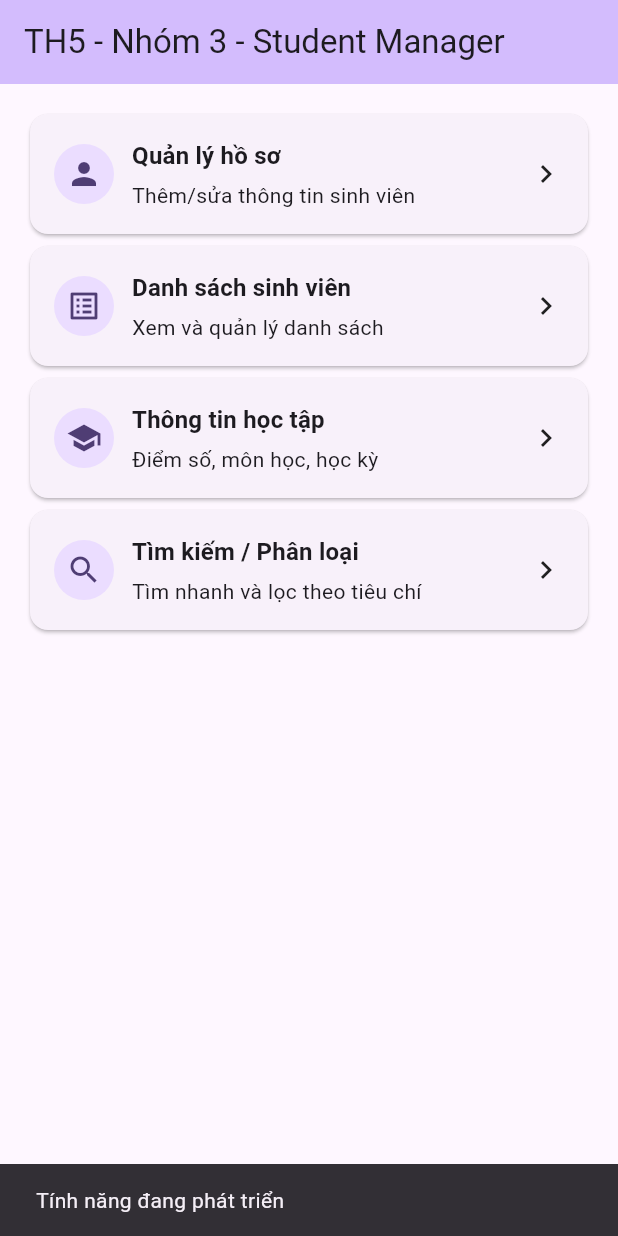
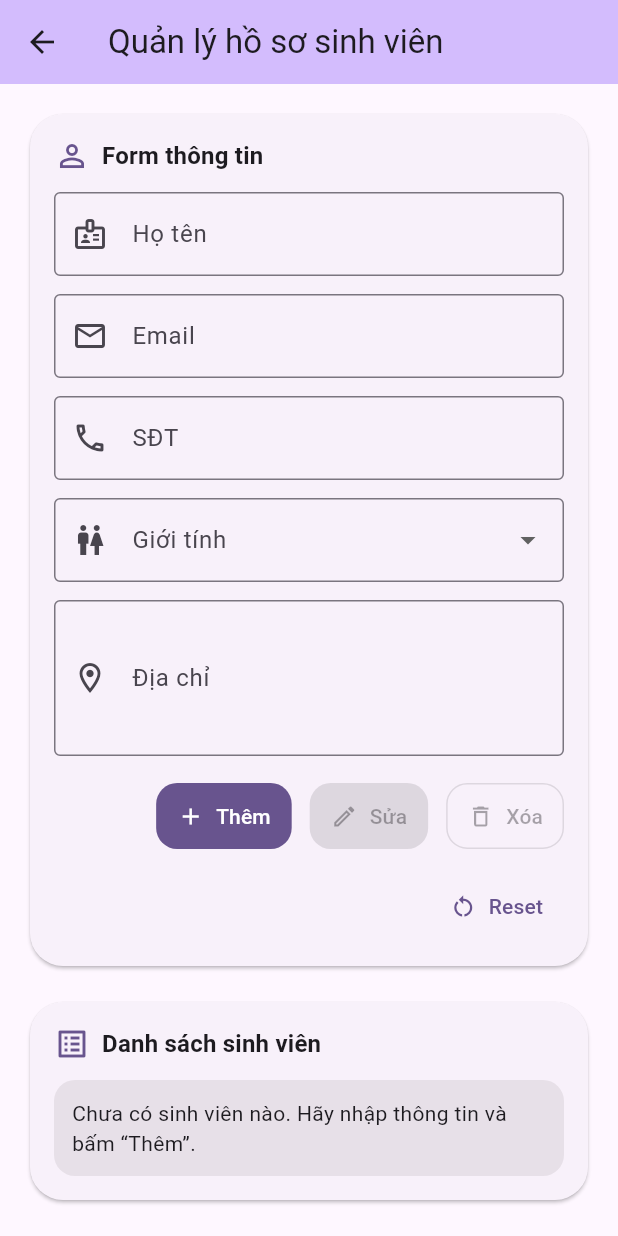
Before and after one commit to MiyazakiLOL/StudentManagement, a Flutter app: the screen it shows after launch, after a tap on "Quản lý hồ sơ", on a phone screen of 412 x 824 dp. Run offline on Flutter 3.47's test engine with Material 3 defaults, Android fonts, the phone set to English and light mode, and no system bars.

Commit message:
man quản lý sinh viên

```diff
--- a/lib/screens/home_page.dart
+++ b/lib/screens/home_page.dart
@@ -1,6 +1,7 @@
 import 'package:flutter/material.dart';
 
 import 'student_list_page.dart';
+import 'student_profile_page.dart';
 
 class HomePage extends StatelessWidget {
   const HomePage({super.key});
@@ -28,13 +29,19 @@ class HomePage extends StatelessWidget {
         children: [
           _FeatureCard(
             title: 'Quản lý hồ sơ',
-            subtitle: 'Thêm/sửa thông tin sinh viên',
+            subtitle: 'Thêm/sửa/xóa hồ sơ sinh viên',
             icon: Icons.person,
-            onTap: () => _showComingSoon(context),
+            onTap: () {
+              Navigator.of(context).push(
+                MaterialPageRoute(
+                  builder: (_) => const StudentProfileManagementPage(),
+                ),
+              );
+            },
           ),
           _FeatureCard(
             title: 'Danh sách sinh viên',
-            subtitle: 'Xem và quản lý danh sách',
+            subtitle: 'Xem danh sách từ API',
             icon: Icons.list_alt,
             onTap: () {
               Navigator.of(context).push(
@@ -77,6 +84,7 @@ class _FeatureCard extends StatelessWidget {
   Widget build(BuildContext context) {
     return Card(
       clipBehavior: Clip.antiAlias,
+      shape: RoundedRectangleBorder(borderRadius: BorderRadius.circular(18)),
       child: InkWell(
         onTap: onTap,
         child: Padding(
--- /dev/null
+++ b/lib/screens/student_profile_page.dart
@@ -0,0 +1,547 @@
+import 'package:flutter/material.dart';
+
+class StudentProfileManagementPage extends StatefulWidget {
+  const StudentProfileManagementPage({super.key});
+
+  @override
+  State<StudentProfileManagementPage> createState() =>
+      _StudentProfileManagementPageState();
+}
+
+class _StudentProfileManagementPageState
+    extends State<StudentProfileManagementPage> {
+  final _formKey = GlobalKey<FormState>();
+  final _scrollController = ScrollController();
+
+  final _fullNameController = TextEditingController();
+  final _emailController = TextEditingController();
+  final _phoneController = TextEditingController();
+  final _addressController = TextEditingController();
+
+  String? _gender;
+  final List<_StudentProfile> _profiles = <_StudentProfile>[];
+  String? _selectedId;
+
+  bool get _hasSelection => _selectedId != null;
+
+  @override
+  void dispose() {
+    _scrollController.dispose();
+    _fullNameController.dispose();
+    _emailController.dispose();
+    _phoneController.dispose();
+    _addressController.dispose();
+    super.dispose();
+  }
+
+  void _showSuccess(String message) {
+    ScaffoldMessenger.of(context).hideCurrentSnackBar();
+    ScaffoldMessenger.of(context).showSnackBar(
+      SnackBar(content: Text(message), behavior: SnackBarBehavior.floating),
+    );
+  }
+
+  void _resetForm() {
+    FocusScope.of(context).unfocus();
+    _formKey.currentState?.reset();
+    setState(() {
+      _selectedId = null;
+      _gender = null;
+      _fullNameController.clear();
+      _emailController.clear();
+      _phoneController.clear();
+      _addressController.clear();
+    });
+  }
+
+  void _loadProfileToForm(_StudentProfile profile) {
+    FocusScope.of(context).unfocus();
+    setState(() {
+      _selectedId = profile.id;
+      _gender = profile.gender.trim().isEmpty ? null : profile.gender;
+      _fullNameController.text = profile.fullName;
+      _emailController.text = profile.email;
+      _phoneController.text = profile.phone;
+      _addressController.text = profile.address;
+    });
+    _scrollController.animateTo(
+      0,
+      duration: const Duration(milliseconds: 220),
+      curve: Curves.easeOutCubic,
+    );
+  }
+
+  void _addProfile() {
+    final isValid = _formKey.currentState?.validate() ?? false;
+    if (!isValid) return;
+
+    final profile = _StudentProfile(
+      id: DateTime.now().microsecondsSinceEpoch.toString(),
+      fullName: _fullNameController.text.trim(),
+      email: _emailController.text.trim(),
+      phone: _phoneController.text.trim(),
+      gender: (_gender ?? '').trim(),
+      address: _addressController.text.trim(),
+    );
+
+    setState(() {
+      _profiles.insert(0, profile);
+    });
+
+    _showSuccess('Đã thêm sinh viên');
+    _resetForm();
+  }
+
+  void _updateProfile() {
+    if (_selectedId == null) return;
+    final isValid = _formKey.currentState?.validate() ?? false;
+    if (!isValid) return;
+
+    final index = _profiles.indexWhere((p) => p.id == _selectedId);
+    if (index < 0) return;
+
+    final updated = _profiles[index].copyWith(
+      fullName: _fullNameController.text.trim(),
+      email: _emailController.text.trim(),
+      phone: _phoneController.text.trim(),
+      gender: (_gender ?? '').trim(),
+      address: _addressController.text.trim(),
+    );
+
+    setState(() {
+      _profiles[index] = updated;
+    });
+
+    _showSuccess('Đã cập nhật sinh viên');
+    _resetForm();
+  }
+
+  Future<void> _confirmAndDelete() async {
+    if (_selectedId == null) return;
+    final index = _profiles.indexWhere((p) => p.id == _selectedId);
+    if (index < 0) return;
+
+    final name = _profiles[index].fullName.trim();
+    final ok = await showDialog<bool>(
+      context: context,
+      builder: (context) {
+        return AlertDialog(
+          icon: const Icon(Icons.warning_amber_rounded),
+          title: const Text('Xác nhận xóa'),
+          content: Text(
+            name.isEmpty
+                ? 'Bạn có chắc muốn xóa sinh viên này?'
+                : 'Bạn có chắc muốn xóa “$name”?',
+          ),
+          actions: [
+            TextButton(
+              onPressed: () => Navigator.of(context).pop(false),
+              child: const Text('Hủy'),
+            ),
+            FilledButton(
+              onPressed: () => Navigator.of(context).pop(true),
+              style: FilledButton.styleFrom(
+                backgroundColor: Theme.of(context).colorScheme.error,
+                foregroundColor: Theme.of(context).colorScheme.onError,
+              ),
+              child: const Text('Xóa'),
+            ),
+          ],
+        );
+      },
+    );
+
+    if (ok != true) return;
+
+    setState(() {
+      _profiles.removeAt(index);
+    });
+    _showSuccess('Đã xóa sinh viên');
+    _resetForm();
+  }
+
+  ButtonStyle _buttonStyle(BuildContext context) {
+    return FilledButton.styleFrom(
+      shape: RoundedRectangleBorder(borderRadius: BorderRadius.circular(14)),
+      padding: const EdgeInsets.symmetric(horizontal: 14, vertical: 12),
+      animationDuration: const Duration(milliseconds: 140),
+    );
+  }
+
+  @override
+  Widget build(BuildContext context) {
+    final colorScheme = Theme.of(context).colorScheme;
+    final radius = BorderRadius.circular(22);
+
+    return Scaffold(
+      appBar: AppBar(
+        title: const Text('Quản lý hồ sơ sinh viên'),
+        backgroundColor: colorScheme.inversePrimary,
+      ),
+      body: SafeArea(
+        child: SingleChildScrollView(
+          controller: _scrollController,
+          padding: const EdgeInsets.all(16),
+          child: Column(
+            crossAxisAlignment: CrossAxisAlignment.stretch,
+            children: [
+              Card(
+                shape: RoundedRectangleBorder(borderRadius: radius),
+                clipBehavior: Clip.antiAlias,
+                child: Padding(
+                  padding: const EdgeInsets.all(16),
+                  child: Form(
+                    key: _formKey,
+                    child: Column(
+                      crossAxisAlignment: CrossAxisAlignment.stretch,
+                      children: [
+                        Row(
+                          children: [
+                            Icon(
+                              Icons.person_outline,
+                              color: colorScheme.primary,
+                            ),
+                            const SizedBox(width: 8),
+                            Text(
+                              'Form thông tin',
+                              style: Theme.of(context).textTheme.titleMedium
+                                  ?.copyWith(fontWeight: FontWeight.w700),
+                            ),
+                            const Spacer(),
+                            if (_hasSelection)
+                              Container(
+                                padding: const EdgeInsets.symmetric(
+                                  horizontal: 10,
+                                  vertical: 6,
+                                ),
+                                decoration: BoxDecoration(
+                                  color: colorScheme.primaryContainer,
+                                  borderRadius: BorderRadius.circular(999),
+                                ),
+                                child: Text(
+                                  'Đang chọn',
+                                  style: TextStyle(
+                                    color: colorScheme.onPrimaryContainer,
+                                    fontWeight: FontWeight.w700,
+                                  ),
+                                ),
+                              ),
+                          ],
+                        ),
+                        const SizedBox(height: 12),
+                        TextFormField(
+                          controller: _fullNameController,
+                          textInputAction: TextInputAction.next,
+                          decoration: const InputDecoration(
+                            labelText: 'Họ tên',
+                            prefixIcon: Icon(Icons.badge_outlined),
+                            border: OutlineInputBorder(),
+                          ),
+                          validator: (value) {
+                            final text = value?.trim() ?? '';
+                            if (text.isEmpty) return 'Vui lòng nhập họ tên';
+                            return null;
+                          },
+                        ),
+                        const SizedBox(height: 12),
+                        TextFormField(
+                          controller: _emailController,
+                          keyboardType: TextInputType.emailAddress,
+                          textInputAction: TextInputAction.next,
+                          decoration: const InputDecoration(
+                            labelText: 'Email',
+                            prefixIcon: Icon(Icons.email_outlined),
+                            border: OutlineInputBorder(),
+                          ),
+                          validator: (value) {
+                            final text = value?.trim() ?? '';
+                            if (text.isEmpty) return 'Vui lòng nhập email';
+                            final ok = RegExp(
+                              r'^[^@\s]+@[^@\s]+\.[^@\s]+$',
+                            ).hasMatch(text);
+                            if (!ok) return 'Email không hợp lệ';
+                            return null;
+                          },
+                        ),
+                        const SizedBox(height: 12),
+                        TextFormField(
+                          controller: _phoneController,
+                          keyboardType: TextInputType.phone,
+                          textInputAction: TextInputAction.next,
+                          decoration: const InputDecoration(
+                            labelText: 'SĐT',
+                            prefixIcon: Icon(Icons.phone_outlined),
+                            border: OutlineInputBorder(),
+                          ),
+                          validator: (value) {
+                            final text = value?.trim() ?? '';
+                            if (text.isEmpty) {
+                              return 'Vui lòng nhập số điện thoại';
+                            }
+                            final digits = text.replaceAll(
+                              RegExp(r'[^0-9]'),
+                              '',
+                            );
+                            if (digits.length < 8) {
+                              return 'Số điện thoại không hợp lệ';
+                            }
+                            return null;
+                          },
+                        ),
+                        const SizedBox(height: 12),
+                        DropdownButtonFormField<String>(
+                          value: _gender,
+                          decoration: const InputDecoration(
+                            labelText: 'Giới tính',
+                            prefixIcon: Icon(Icons.wc_outlined),
+                            border: OutlineInputBorder(),
+                          ),
+                          items: const [
+                            DropdownMenuItem(value: 'Nam', child: Text('Nam')),
+                            DropdownMenuItem(value: 'Nữ', child: Text('Nữ')),
+                            DropdownMenuItem(
+                              value: 'Khác',
+                              child: Text('Khác'),
+                            ),
+                          ],
+                          onChanged: (value) => setState(() => _gender = value),
+                          validator: (value) {
+                            if ((value ?? '').trim().isEmpty) {
+                              return 'Vui lòng chọn giới tính';
+                            }
+                            return null;
+                          },
+                        ),
+                        const SizedBox(height: 12),
+                        TextFormField(
+                          controller: _addressController,
+                          keyboardType: TextInputType.streetAddress,
+                          textInputAction: TextInputAction.newline,
+                          maxLines: 3,
+                          decoration: const InputDecoration(
+                            labelText: 'Địa chỉ',
+                            prefixIcon: Icon(Icons.location_on_outlined),
+                            border: OutlineInputBorder(),
+                          ),
+                          validator: (value) {
+                            final text = value?.trim() ?? '';
+                            if (text.isEmpty) return 'Vui lòng nhập địa chỉ';
+                            return null;
+                          },
+                        ),
+                        const SizedBox(height: 16),
+                        Wrap(
+                          spacing: 12,
+                          runSpacing: 12,
+                          alignment: WrapAlignment.end,
+                          children: [
+                            FilledButton.icon(
+                              onPressed: _addProfile,
+                              style: _buttonStyle(context),
+                              icon: const Icon(Icons.add),
+                              label: const Text('Thêm'),
+                            ),
+                            FilledButton.tonalIcon(
+                              onPressed: _hasSelection ? _updateProfile : null,
+                              style: _buttonStyle(context),
+                              icon: const Icon(Icons.edit_outlined),
+                              label: const Text('Sửa'),
+                            ),
+                            OutlinedButton.icon(
+                              onPressed: _hasSelection
+                                  ? _confirmAndDelete
+                                  : null,
+                              style: OutlinedButton.styleFrom(
+                                shape: RoundedRectangleBorder(
+                                  borderRadius: BorderRadius.circular(14),
+                                ),
+                                padding: const EdgeInsets.symmetric(
+                                  horizontal: 14,
+                                  vertical: 12,
+                                ),
+                                animationDuration: const Duration(
+                                  milliseconds: 140,
+                                ),
+                              ),
+                              icon: const Icon(Icons.delete_outline),
+                              label: const Text('Xóa'),
+                            ),
+                            TextButton.icon(
+                              onPressed: _resetForm,
+                              style: TextButton.styleFrom(
+                                shape: RoundedRectangleBorder(
+                                  borderRadius: BorderRadius.circular(14),
+                                ),
+                                padding: const EdgeInsets.symmetric(
+                                  horizontal: 14,
+                                  vertical: 12,
+                                ),
+                                animationDuration: const Duration(
+                                  milliseconds: 140,
+                                ),
+                              ),
+                              icon: const Icon(Icons.restart_alt),
+                              label: const Text('Reset'),
+                            ),
+                          ],
+                        ),
+                        AnimatedSwitcher(
+                          duration: const Duration(milliseconds: 180),
+                          child: _hasSelection
+                              ? Padding(
+                                  key: ValueKey<String?>(_selectedId),
+                                  padding: const EdgeInsets.only(top: 12),
+                                  child: Text(
+                                    'Đang chọn: ${_fullNameController.text}',
+                                    style: Theme.of(context).textTheme.bodySmall
+                                        ?.copyWith(color: colorScheme.primary),
+                                  ),
+                                )
+                              : const SizedBox.shrink(),
+                        ),
+                      ],
+                    ),
+                  ),
+                ),
+              ),
+              const SizedBox(height: 16),
+              Card(
+                shape: RoundedRectangleBorder(borderRadius: radius),
+                clipBehavior: Clip.antiAlias,
+                child: Padding(
+                  padding: const EdgeInsets.all(16),
+                  child: Column(
+                    crossAxisAlignment: CrossAxisAlignment.stretch,
+                    children: [
+                      Row(
+                        children: [
+                          Icon(
+                            Icons.list_alt_outlined,
+                            color: colorScheme.primary,
+                          ),
+                          const SizedBox(width: 8),
+                          Text(
+                            'Danh sách sinh viên',
+                            style: Theme.of(context).textTheme.titleMedium
+                                ?.copyWith(fontWeight: FontWeight.w700),
+                          ),
+                          const Spacer(),
+                          if (_profiles.isNotEmpty)
+                            Container(
+                              padding: const EdgeInsets.symmetric(
+                                horizontal: 10,
+                                vertical: 6,
+                              ),
+                              decoration: BoxDecoration(
+                                color: colorScheme.primaryContainer,
+                                borderRadius: BorderRadius.circular(999),
+                              ),
+                              child: Text(
+                                '${_profiles.length}',
+                                style: TextStyle(
+                                  color: colorScheme.onPrimaryContainer,
+                                  fontWeight: FontWeight.w700,
+                                ),
+                              ),
+                            ),
+                        ],
+                      ),
+                      const SizedBox(height: 12),
+                      if (_profiles.isEmpty)
+                        Container(
+                          padding: const EdgeInsets.all(12),
+                          decoration: BoxDecoration(
+                            color: colorScheme.surfaceContainerHighest,
+                            borderRadius: BorderRadius.circular(14),
+                          ),
+                          child: const Text(
+                            'Chưa có sinh viên nào. Hãy nhập thông tin và bấm “Thêm”.',
+                          ),
+                        )
+                      else
+                        ListView.separated(
+                          shrinkWrap: true,
+                          physics: const NeverScrollableScrollPhysics(),
+                          itemCount: _profiles.length,
+                          separatorBuilder: (context, index) =>
+                              const Divider(height: 1),
+                          itemBuilder: (context, index) {
+                            final p = _profiles[index];
+                            final isSelected = p.id == _selectedId;
+                            final subtitleParts = <String>[
+                              if (p.email.trim().isNotEmpty) p.email.trim(),
+                              if (p.phone.trim().isNotEmpty) p.phone.trim(),
+                              if (p.gender.trim().isNotEmpty) p.gender.trim(),
+                            ];
+
+                            return ListTile(
+                              selected: isSelected,
+                              leading: CircleAvatar(
+                                backgroundColor: isSelected
+                                    ? colorScheme.primaryContainer
+                                    : null,
+                                foregroundColor: isSelected
+                                    ? colorScheme.onPrimaryContainer
+                                    : null,
+                                child: Text(
+                                  p.fullName.isNotEmpty
+                                      ? p.fullName.characters.first
+                                            .toUpperCase()
+                                      : '?',
+                                ),
+                              ),
+                              title: Text(p.fullName),
+                              subtitle: subtitleParts.isEmpty
+                                  ? null
+                                  : Text(subtitleParts.join(' • ')),
+                              trailing: const Icon(Icons.chevron_right),
+                              onTap: () => _loadProfileToForm(p),
+                            );
+                          },
+                        ),
+                    ],
+                  ),
+                ),
+              ),
+            ],
+          ),
+        ),
+      ),
+    );
+  }
+}
+
+class _StudentProfile {
+  const _StudentProfile({
+    required this.id,
+    required this.fullName,
+    required this.email,
+    required this.phone,
+    required this.gender,
+    required this.address,
+  });
+
+  final String id;
+  final String fullName;
+  final String email;
+  final String phone;
+  final String gender;
+  final String address;
+
+  _StudentProfile copyWith({
+    String? fullName,
+    String? email,
+    String? phone,
+    String? gender,
+    String? address,
+  }) {
+    return _StudentProfile(
+      id: id,
+      fullName: fullName ?? this.fullName,
+      email: email ?? this.email,
+      phone: phone ?? this.phone,
+      gender: gender ?? this.gender,
+      address: address ?? this.address,
+    );
+  }
+}
```
